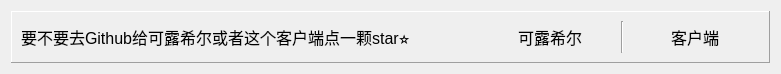
Old version of the form resources/ui/UI_AboutBanner.ui in the repository Chr0nixz/Closure.
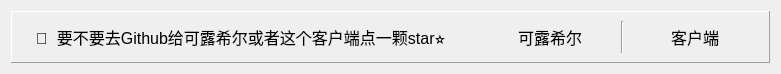
New version of the form.

What changed in the file:
```diff
--- a/resources/ui/UI_AboutBanner.ui
+++ b/resources/ui/UI_AboutBanner.ui
@@ -25,6 +25,22 @@
      <layout class="QVBoxLayout" name="verticalLayout">
       <item>
        <layout class="QHBoxLayout" name="horizontalLayout">
+        <item>
+         <spacer name="horizontalSpacer">
+          <property name="orientation">
+           <enum>Qt::Horizontal</enum>
+          </property>
+          <property name="sizeType">
+           <enum>QSizePolicy::Maximum</enum>
+          </property>
+          <property name="sizeHint" stdset="0">
+           <size>
+            <width>15</width>
+            <height>20</height>
+           </size>
+          </property>
+         </spacer>
+        </item>
         <item>
          <widget class="QLabel" name="label">
           <property name="font">
@@ -33,7 +49,7 @@
            </font>
           </property>
           <property name="text">
-           <string>要不要去Github给可露希尔或者这个客户端点一颗star⭐</string>
+           <string>📢  要不要去Github给可露希尔或者这个客户端点一颗star⭐</string>
           </property>
          </widget>
         </item>
```
